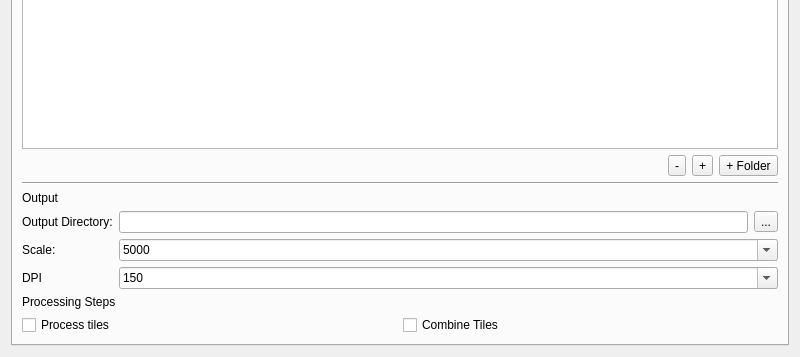
Qt form src/gui/config_editor.ui (Trailblaze-Software/Blaze) before a commit; both pictures show x 0 to 800 and y 243 to 600 of the 800 by 600 pixel window.
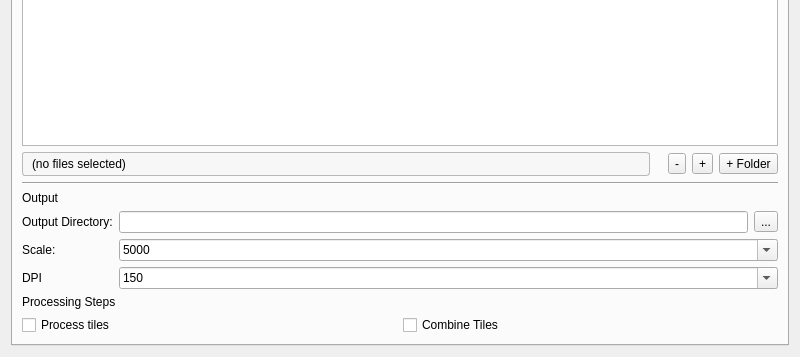
The same form after that commit.

Diff of the .ui file:
```diff
--- a/src/gui/config_editor.ui
+++ b/src/gui/config_editor.ui
@@ -47,14 +47,42 @@
        </item>
        <item>
         <layout class="QHBoxLayout" name="horizontalLayout_2">
+         <item>
+          <widget class="QLabel" name="las_stats_label">
+           <property name="text">
+            <string>(no files selected)</string>
+           </property>
+           <property name="textInteractionFlags">
+            <set>Qt::TextSelectableByMouse</set>
+           </property>
+           <property name="toolTip">
+            <string>Summary of currently selected LAS/LAZ inputs (total files, points, area, density). Updates whenever files/folders are added or removed.</string>
+           </property>
+           <property name="styleSheet">
+            <string>QLabel { padding: 4px 6px; border: 1px solid palette(mid); border-radius: 3px; background: palette(alternate-base); }</string>
+           </property>
+           <property name="wordWrap">
+            <bool>true</bool>
+           </property>
+           <property name="sizePolicy">
+            <sizepolicy hsizetype="Expanding" vsizetype="Preferred">
+             <horstretch>1</horstretch>
+             <verstretch>0</verstretch>
+            </sizepolicy>
+           </property>
+          </widget>
+         </item>
          <item>
           <spacer name="horizontalSpacer">
            <property name="orientation">
             <enum>Qt::Orientation::Horizontal</enum>
            </property>
+           <property name="sizeType">
+            <enum>QSizePolicy::Fixed</enum>
+           </property>
            <property name="sizeHint" stdset="0">
             <size>
-             <width>40</width>
+             <width>12</width>
              <height>20</height>
             </size>
            </property>
```
Left out of the diff: 29 changed lines with no effect on the pictures.
